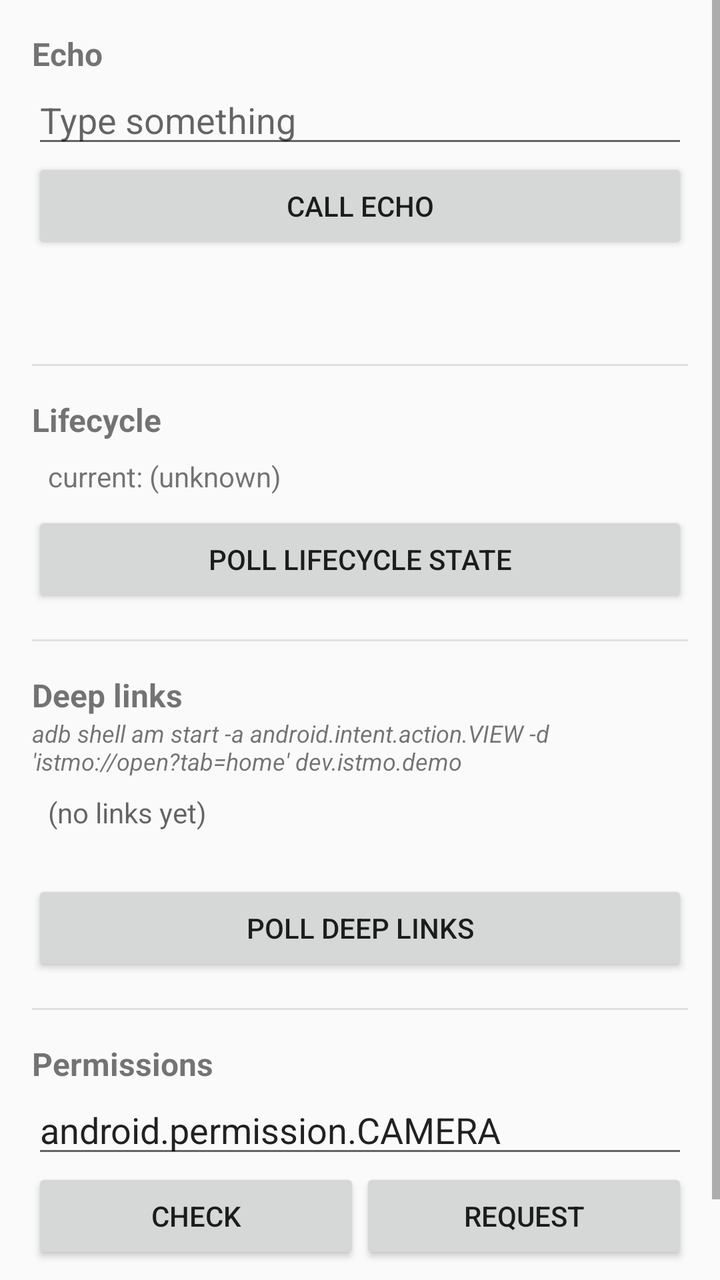
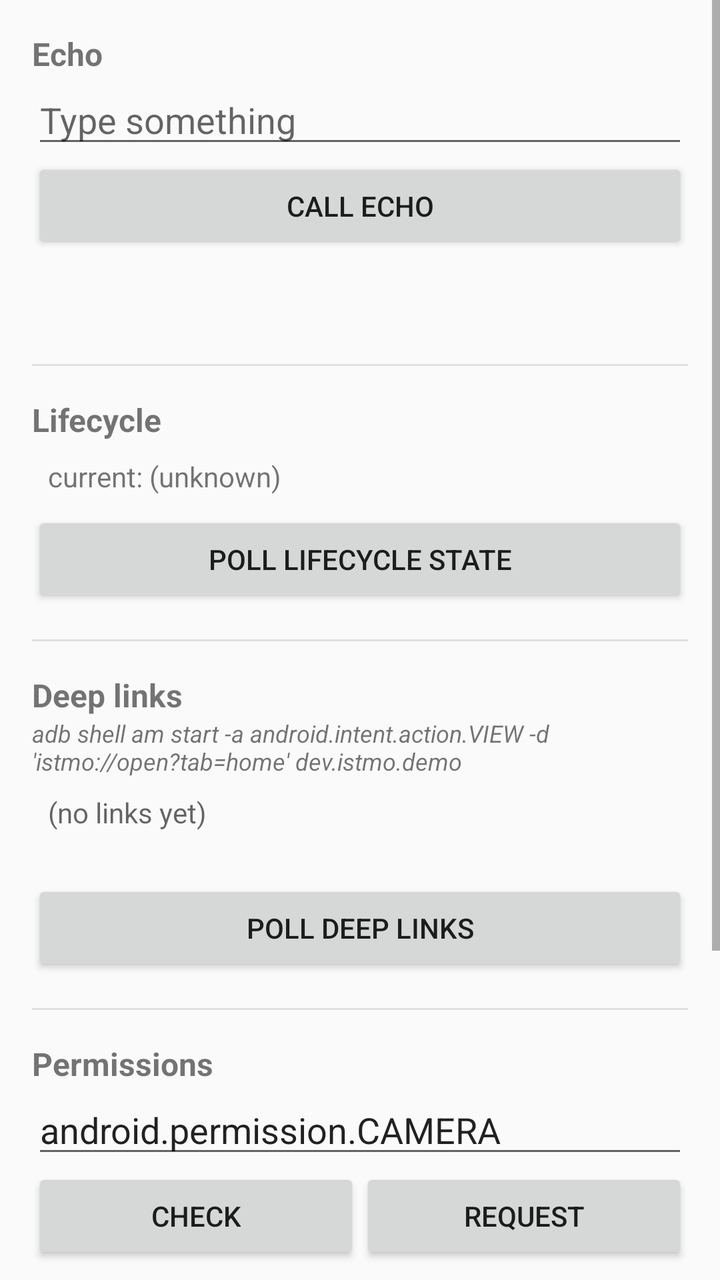

Two renders of the same Android screen: before a commit and after it. Below are the layout's source before the change and the commit's diff.
<!-- AndroidManifest.xml: application theme Theme.AppCompat.Light.NoActionBar -->
<!-- res/layout/activity_main.xml -->
<?xml version="1.0" encoding="utf-8"?>
<ScrollView xmlns:android="http://schemas.android.com/apk/res/android"
    android:layout_width="match_parent"
    android:layout_height="match_parent">

    <LinearLayout
        android:orientation="vertical"
        android:layout_width="match_parent"
        android:layout_height="wrap_content"
        android:padding="16dp">

        
        <TextView
            android:layout_width="match_parent"
            android:layout_height="wrap_content"
            android:text="Echo"
            android:textStyle="bold"
            android:textSize="16sp" />

        <EditText
            android:id="@+id/inputText"
            android:layout_width="match_parent"
            android:layout_height="wrap_content"
            android:hint="Type something"
            android:inputType="text"
            android:importantForAutofill="no" />

        <Button
            android:id="@+id/callButton"
            android:layout_width="match_parent"
            android:layout_height="wrap_content"
            android:text="Call Echo" />

        <TextView
            android:id="@+id/output"
            android:layout_width="match_parent"
            android:layout_height="wrap_content"
            android:layout_marginTop="4dp"
            android:padding="8dp"
            android:textIsSelectable="true" />

        <View
            android:layout_width="match_parent"
            android:layout_height="1dp"
            android:layout_marginVertical="16dp"
            android:background="#E0E0E0" />

        
        <TextView
            android:layout_width="match_parent"
            android:layout_height="wrap_content"
            android:text="Lifecycle"
            android:textStyle="bold"
            android:textSize="16sp" />

        <TextView
            android:id="@+id/lifecycleState"
            android:layout_width="match_parent"
            android:layout_height="wrap_content"
            android:padding="8dp"
            android:text="current: (unknown)"
            android:textIsSelectable="true" />

        <Button
            android:id="@+id/lifecycleRefresh"
            android:layout_width="match_parent"
            android:layout_height="wrap_content"
            android:text="Poll lifecycle state" />

        <View
            android:layout_width="match_parent"
            android:layout_height="1dp"
            android:layout_marginVertical="16dp"
            android:background="#E0E0E0" />

        
        <TextView
            android:layout_width="match_parent"
            android:layout_height="wrap_content"
            android:text="Deep links"
            android:textStyle="bold"
            android:textSize="16sp" />

        <TextView
            android:layout_width="match_parent"
            android:layout_height="wrap_content"
            android:textStyle="italic"
            android:textSize="12sp"
            android:text="adb shell am start -a android.intent.action.VIEW -d 'istmo://open?tab=home' dev.istmo.demo" />

        <TextView
            android:id="@+id/deeplinkList"
            android:layout_width="match_parent"
            android:layout_height="wrap_content"
            android:padding="8dp"
            android:textIsSelectable="true"
            android:minLines="2"
            android:hint="(no links yet)" />

        <Button
            android:id="@+id/deeplinkRefresh"
            android:layout_width="match_parent"
            android:layout_height="wrap_content"
            android:text="Poll deep links" />

        <View
            android:layout_width="match_parent"
            android:layout_height="1dp"
            android:layout_marginVertical="16dp"
            android:background="#E0E0E0" />

        
        <TextView
            android:layout_width="match_parent"
            android:layout_height="wrap_content"
            android:text="Permissions"
            android:textStyle="bold"
            android:textSize="16sp" />

        <EditText
            android:id="@+id/permissionInput"
            android:layout_width="match_parent"
            android:layout_height="wrap_content"
            android:text="android.permission.CAMERA"
            android:inputType="text"
            android:importantForAutofill="no" />

        <LinearLayout
            android:orientation="horizontal"
            android:layout_width="match_parent"
            android:layout_height="wrap_content">
            <Button
                android:id="@+id/permissionCheck"
                android:layout_width="0dp"
                android:layout_weight="1"
                android:layout_height="wrap_content"
                android:text="Check" />
            <Button
                android:id="@+id/permissionRequest"
                android:layout_width="0dp"
                android:layout_weight="1"
                android:layout_height="wrap_content"
                android:text="Request" />
        </LinearLayout>

        <TextView
            android:id="@+id/permissionOutput"
            android:layout_width="match_parent"
            android:layout_height="wrap_content"
            android:padding="8dp"
            android:textIsSelectable="true" />
    </LinearLayout>
</ScrollView>
<!-- resources referenced by this layout -->
<resources>

</resources>

<!-- the commit's change to res/layout/activity_main.xml (unified diff, before → after) -->
@@ -149,5 +149,40 @@
             android:layout_height="wrap_content"
             android:padding="8dp"
             android:textIsSelectable="true" />
+
+        <View
+            android:layout_width="match_parent"
+            android:layout_height="1dp"
+            android:layout_marginVertical="16dp"
+            android:background="#E0E0E0" />
+
+        
+        <TextView
+            android:layout_width="match_parent"
+            android:layout_height="wrap_content"
+            android:text="Activity results (VIEW intent)"
+            android:textStyle="bold"
+            android:textSize="16sp" />
+
+        <EditText
+            android:id="@+id/intentUri"
+            android:layout_width="match_parent"
+            android:layout_height="wrap_content"
+            android:text="https://example.com"
+            android:inputType="textUri"
+            android:importantForAutofill="no" />
+
+        <Button
+            android:id="@+id/launchIntent"
+            android:layout_width="match_parent"
+            android:layout_height="wrap_content"
+            android:text="Launch VIEW intent" />
+
+        <TextView
+            android:id="@+id/intentOutput"
+            android:layout_width="match_parent"
+            android:layout_height="wrap_content"
+            android:padding="8dp"
+            android:textIsSelectable="true" />
     </LinearLayout>
 </ScrollView>
